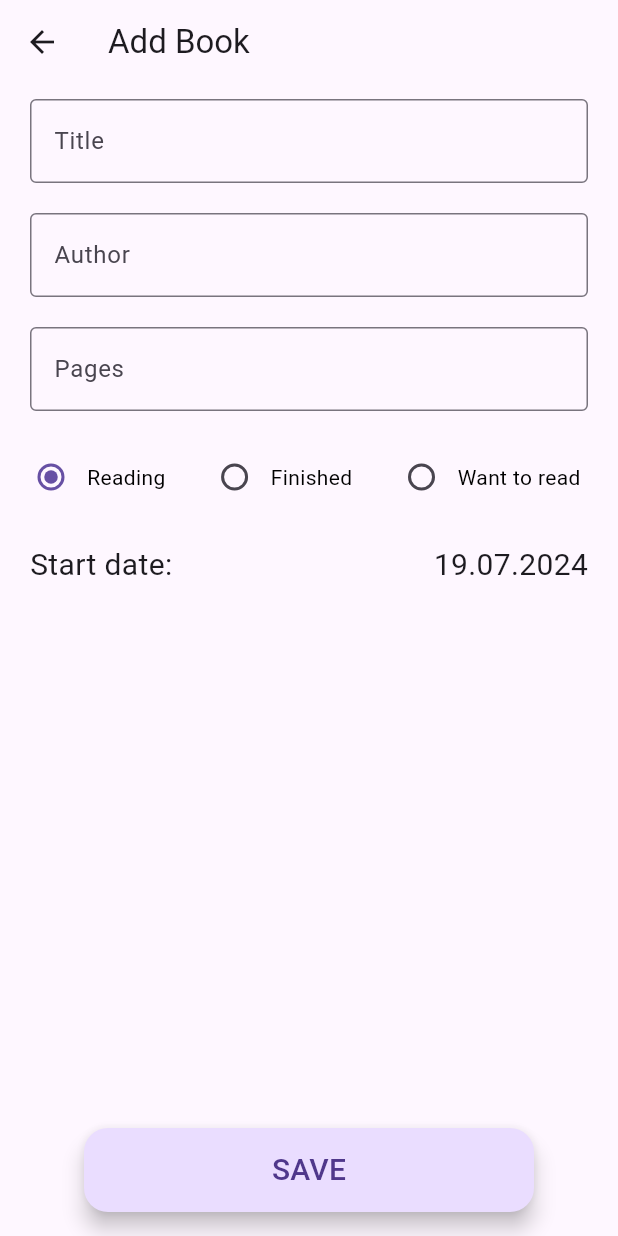
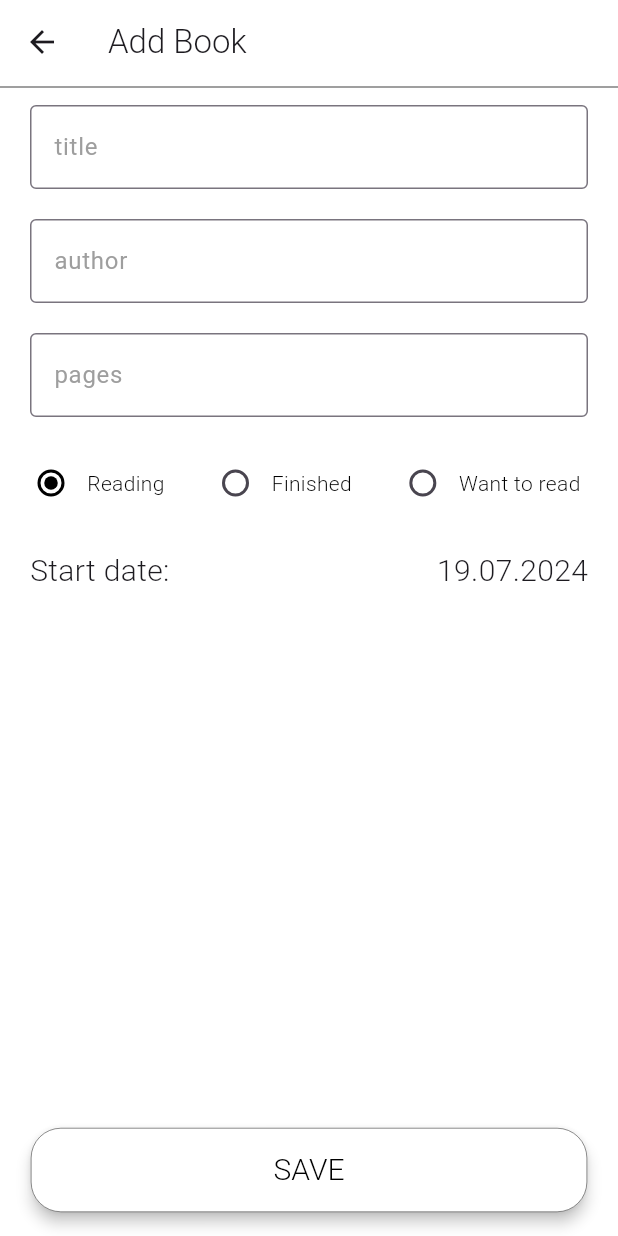
Before and after one commit to ozarski/BookTrackerFlutter, a Flutter app: the screen it shows after launch, after a tap on the "add" icon, on a phone screen of 412 x 824 dp. Run offline on Flutter 3.47's test engine with Material 3 defaults, Android fonts, the phone set to English and light mode, and no system bars.

Commit message:
Some UI style changes

```diff
--- a/lib/main.dart
+++ b/lib/main.dart
@@ -1,6 +1,7 @@
 import 'package:book_tracker/screens/book_details_screen.dart';
 import 'package:book_tracker/screens/home_screen.dart';
 import 'package:flutter/material.dart';
+import 'package:flutter/widgets.dart';
 
 import 'screens/add_book_screen.dart';
 
@@ -18,6 +19,31 @@ class MainApp extends StatelessWidget {
         '/add_book': (BuildContext context) => const AddBookScreen(),
         '/book_details': (BuildContext context) => const BookDetailsScreen(),
       },
+      theme: ThemeData(
+        textTheme:
+            const TextTheme(bodyMedium: TextStyle(fontWeight: FontWeight.w300)),
+        inputDecorationTheme: const InputDecorationTheme(
+          border: OutlineInputBorder(
+            borderSide: BorderSide(color: Colors.black, width: 1.0),
+          ),
+          focusedBorder: OutlineInputBorder(
+              borderSide: BorderSide(color: Colors.black, width: 1.3)),
+          hintStyle: TextStyle(color: Colors.grey),
+          labelStyle: TextStyle(color: Colors.grey),
+        ),
+        floatingActionButtonTheme: const FloatingActionButtonThemeData(
+            backgroundColor: Colors.white,
+            shape: RoundedRectangleBorder(
+              borderRadius: BorderRadius.all(Radius.circular(20)),
+              side: BorderSide(color: Colors.black, width: 0.3),
+            ),
+            elevation: 4,
+        ),
+        scaffoldBackgroundColor: Colors.white,
+        appBarTheme: const AppBarTheme(
+          backgroundColor: Colors.white,
+        ),
+      ),
       home: const DefaultTabController(
         length: 2,
         child: HomeScreen(),
--- a/lib/screens/add_book_screen.dart
+++ b/lib/screens/add_book_screen.dart
@@ -15,18 +15,32 @@ class AddBookScreen extends StatelessWidget {
         builder: (context, newBookModel, child) {
           return Scaffold(
             appBar: AppBar(
-              title: const Text('Add Book'),
+              title: const Text('Add Book', style: TextStyle(fontWeight: FontWeight.w300)),
+              bottom: const PreferredSize(
+                preferredSize: Size.fromHeight(4.0),
+                child: Divider(
+                  color: Colors.black,
+                  height: 4.0,
+                  thickness: 0.5,
+                  indent: 0.0,
+                  endIndent: 0.0,
+                ),
+              ),
             ),
             floatingActionButtonLocation:
                 FloatingActionButtonLocation.centerFloat,
             floatingActionButton: SizedBox(
-              width: 300,
+              width: MediaQuery.of(context).size.width * 0.9,
               child: FloatingActionButton(
                 onPressed: () {
                   //TODO("Save the book to the database");
                   print(newBookModel.book);
                 },
-                child: const Text('SAVE', style: TextStyle(fontSize: 20)),
+                child: const Text('SAVE',
+                    style: TextStyle(
+                        fontSize: 20,
+                        color: Colors.black,
+                        fontWeight: FontWeight.w300)),
               ),
             ),
             body: Center(
@@ -37,10 +51,8 @@ class AddBookScreen extends StatelessWidget {
                     padding: const EdgeInsets.symmetric(
                         vertical: 10, horizontal: 20),
                     child: TextField(
-                      decoration: const InputDecoration(
-                        labelText: 'Title',
-                        border: OutlineInputBorder(),
-                      ),
+                      cursorColor: Colors.black,
+                      decoration: textFieldDecoration('title'),
                       onChanged: (title) {
                         newBookModel.setTitle(title);
                       },
@@ -50,10 +62,8 @@ class AddBookScreen extends StatelessWidget {
                     padding: const EdgeInsets.symmetric(
                         vertical: 10, horizontal: 20),
                     child: TextField(
-                      decoration: const InputDecoration(
-                        labelText: 'Author',
-                        border: OutlineInputBorder(),
-                      ),
+                      cursorColor: Colors.black,
+                      decoration: textFieldDecoration('author'),
                       onChanged: (author) {
                         newBookModel.setAuthor(author);
                       },
@@ -63,13 +73,14 @@ class AddBookScreen extends StatelessWidget {
                     padding: const EdgeInsets.symmetric(
                         vertical: 10, horizontal: 20),
                     child: TextField(
-                      decoration: const InputDecoration(
-                        labelText: 'Pages',
-                        border: OutlineInputBorder(),
-                      ),
+                      cursorColor: Colors.black,
+                      decoration: textFieldDecoration('pages'),
                       keyboardType: TextInputType.number,
                       onChanged: (numberOfPages) {
-                        newBookModel.setNumberOfPages(int.parse(numberOfPages));
+                        if (numberOfPages != "") {
+                          newBookModel
+                              .setNumberOfPages(int.parse(numberOfPages));
+                        }
                       },
                     ),
                   ),
@@ -86,4 +97,10 @@ class AddBookScreen extends StatelessWidget {
       ),
     );
   }
+
+  InputDecoration textFieldDecoration(String labelText) {
+    return InputDecoration(
+      labelText: labelText,
+    );
+  }
 }
--- a/lib/screens/home_screen.dart
+++ b/lib/screens/home_screen.dart
@@ -1,4 +1,3 @@
-import 'dart:ffi';
 
 import 'package:book_tracker/widgets/main_tab_bar.dart';
 import 'package:book_tracker/widgets/main_tab_bar_view.dart';
@@ -10,8 +9,6 @@ class HomeScreen extends StatelessWidget {
 
   @override
   Widget build(BuildContext context) {
-    var isDarkModeEnabled =
-        MediaQuery.of(context).platformBrightness == Brightness.dark;
     return Scaffold(
       floatingActionButtonLocation: FloatingActionButtonLocation.endFloat,
       floatingActionButton: Padding(
@@ -28,11 +25,8 @@ class HomeScreen extends StatelessWidget {
       body: Scaffold(
         body: AnnotatedRegion<SystemUiOverlayStyle>(
           value: SystemUiOverlayStyle.light.copyWith(
-            statusBarColor:
-                  Colors.white,
-            statusBarIconBrightness:
-                Brightness.dark
-          ),
+              statusBarColor: Colors.white,
+              statusBarIconBrightness: Brightness.dark),
           child: Container(
             color: Colors.white,
             child: const Column(
--- a/lib/widgets/book_list_item.dart
+++ b/lib/widgets/book_list_item.dart
@@ -1,6 +1,5 @@
 import 'package:book_tracker/models/book.dart';
 import 'package:flutter/material.dart';
-import 'package:flutter/services.dart';
 
 class BookListItem extends StatelessWidget {
   const BookListItem({super.key, required Book book}) : _book = book;
@@ -9,21 +8,11 @@ class BookListItem extends StatelessWidget {
 
   @override
   Widget build(BuildContext context) {
-    Color color = () {
-      switch (_book.status) {
-        case BookStatus.reading:
-          return const Color.fromARGB(180, 108, 163, 110);
-        case BookStatus.finished:
-          return const Color.fromARGB(180, 108, 150, 184);
-        default:
-          return const Color.fromARGB(180, 181, 110, 110);
-      }
-    }();
 
     return Container(
       margin: const EdgeInsets.symmetric(vertical: 5, horizontal: 10),
       decoration: BoxDecoration(
-        color: color,
+        border: Border.all(color: Colors.black, width: 0.5),
         borderRadius: BorderRadius.circular(10),
       ),
       child: ListTile(
@@ -31,11 +20,13 @@ class BookListItem extends StatelessWidget {
           _book.title,
           maxLines: 1,
           overflow: TextOverflow.ellipsis,
+          style: const TextStyle(fontWeight: FontWeight.w300, color: Colors.black),
         ),
         subtitle: Text(
           _book.author,
           maxLines: 1,
           overflow: TextOverflow.ellipsis,
+          style: const TextStyle(fontWeight: FontWeight.w300, color: Color.fromARGB(255, 45, 45, 45)),
         ),
         //trailing: const Icon(Icons.info_outline),
         contentPadding: const EdgeInsets.symmetric(horizontal: 15),
--- a/lib/widgets/main_tab_bar.dart
+++ b/lib/widgets/main_tab_bar.dart
@@ -7,17 +7,27 @@ class MainTabBar extends StatelessWidget {
   @override
   Widget build(BuildContext context) {
     return Container(
-      color: Colors.white,
+      decoration: const BoxDecoration(
+        border: Border(
+          top: BorderSide(color: Colors.black, width: 0.5),
+        ),
+        color: Colors.white,
+      ),
       child: TabBar(
-          tabs: [
-            const Tab(icon: Icon(Icons.book_outlined))
-                .addPadding(const EdgeInsets.symmetric(horizontal: 10)),
-            const Tab(icon: Icon(Icons.bar_chart_outlined))
-                .addPadding(const EdgeInsets.symmetric(horizontal: 10)),
-          ],
-          indicatorColor: Colors.blueGrey,
-          labelColor: Colors.blueGrey,
-          indicatorPadding: const EdgeInsets.only(bottom: 3)),
+        tabs: [
+          const Tab(
+              icon: Icon(
+            Icons.book_outlined,
+            weight: 6,
+          )).addPadding(const EdgeInsets.symmetric(horizontal: 10)),
+          const Tab(icon: Icon(Icons.bar_chart_outlined))
+              .addPadding(const EdgeInsets.symmetric(horizontal: 10)),
+        ],
+        indicatorColor: Colors.black,
+        labelColor: Colors.black,
+        indicatorPadding: const EdgeInsets.only(bottom: 3),
+        unselectedLabelColor: Colors.grey,
+      ),
     );
   }
 }
--- a/lib/widgets/status_selection_radio_buttons.dart
+++ b/lib/widgets/status_selection_radio_buttons.dart
@@ -60,12 +60,14 @@ class StatusSelectionRadioButtonsState
       child: Row(
         children: [
           Radio<BookStatus>(
-              value: targetStatus,
-              groupValue: status,
-              onChanged: (status) {
-                setState(() => status = status);
-                book.setStatus(status!);
-              }),
+            value: targetStatus,
+            groupValue: status,
+            onChanged: (status) {
+              setState(() => status = status);
+              book.setStatus(status!);
+            },
+            activeColor: Colors.black,
+          ),
           Text(
             label,
             style: const TextStyle(color: Colors.black),
--- a/pubspec.yaml
+++ b/pubspec.yaml
@@ -11,6 +11,7 @@ dependencies:
     sdk: flutter
   intl: ^0.19.0
   provider: ^6.1.2
+  sqflite: ^2.3.3+1
 
 dev_dependencies:
   flutter_test:
```
Also changed, not shown: lib/screens/book_details_screen.dart (+33 -17 lines), lib/widgets/book_progress_slider.dart (+8 -1 lines), pubspec.lock, 1 other file.
